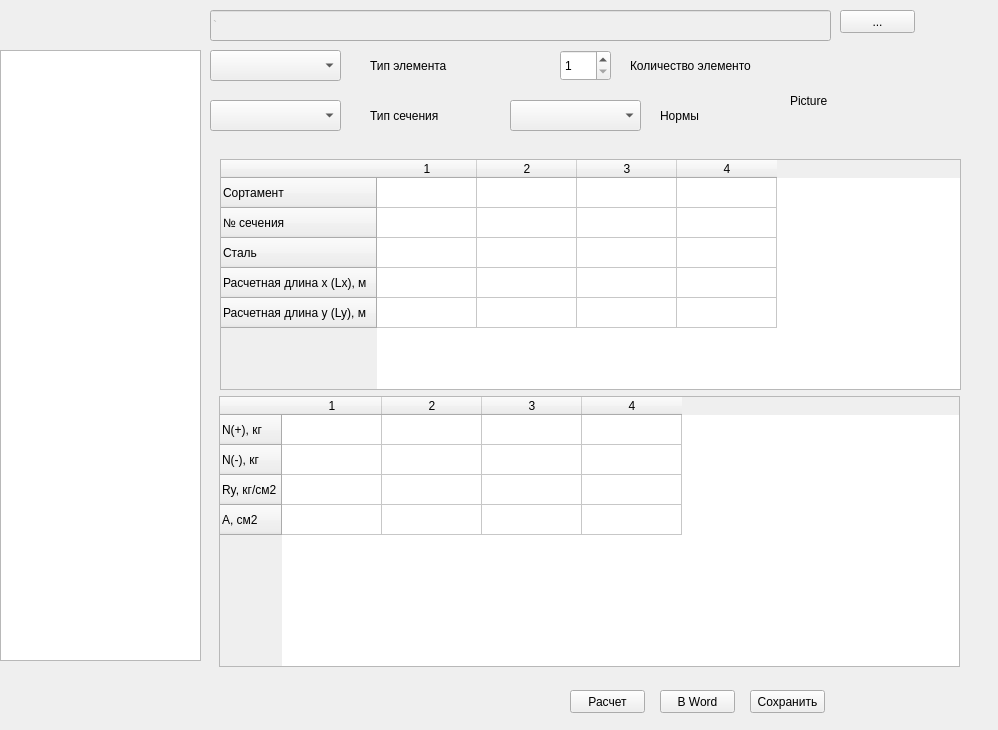
Qt form gui/solve_number_steel.ui (pyltsin/Construct) before a commit.
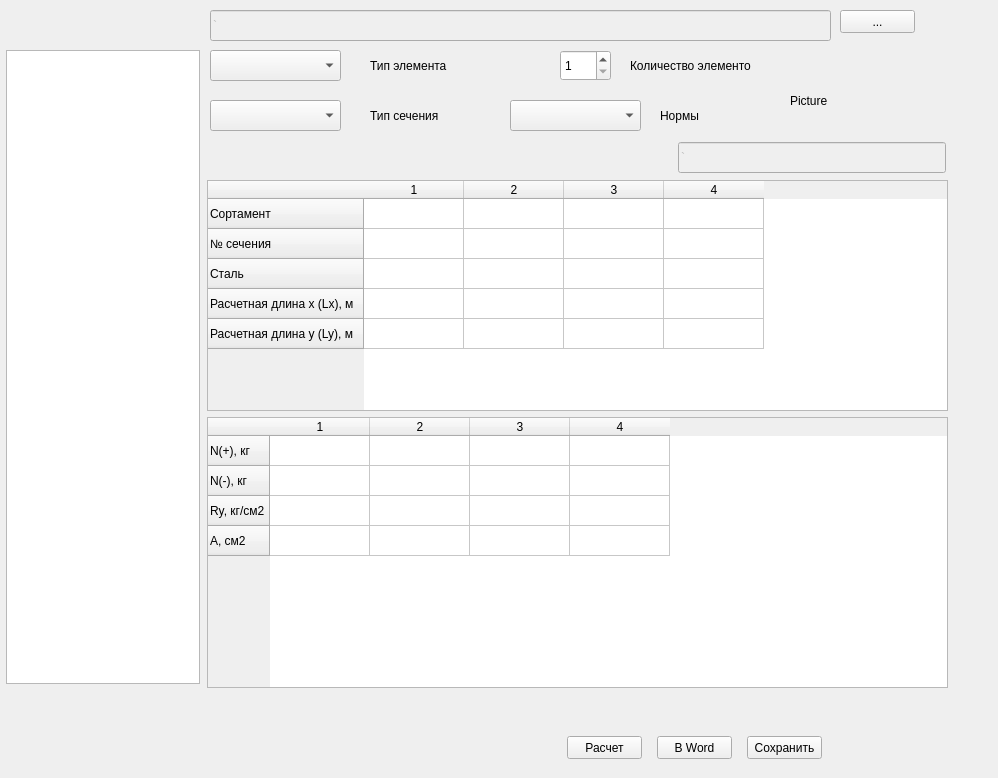
The same form after that commit.

```diff
--- a/gui/solve_number_steel.ui
+++ b/gui/solve_number_steel.ui
@@ -7,7 +7,7 @@
     <x>0</x>
     <y>0</y>
     <width>998</width>
-    <height>730</height>
+    <height>778</height>
    </rect>
   </property>
   <property name="windowTitle">
@@ -52,8 +52,8 @@
   <widget class="QTableWidget" name="input_table">
    <property name="geometry">
     <rect>
-     <x>220</x>
-     <y>159</y>
+     <x>207</x>
+     <y>180</y>
      <width>741</width>
      <height>231</height>
     </rect>
@@ -112,8 +112,8 @@
   <widget class="QTableWidget" name="output_table">
    <property name="geometry">
     <rect>
-     <x>219</x>
-     <y>396</y>
+     <x>207</x>
+     <y>417</y>
      <width>741</width>
      <height>271</height>
     </rect>
@@ -162,18 +162,18 @@
   <widget class="QListWidget" name="listWidget">
    <property name="geometry">
     <rect>
-     <x>0</x>
+     <x>6</x>
      <y>50</y>
-     <width>201</width>
-     <height>611</height>
+     <width>194</width>
+     <height>634</height>
     </rect>
    </property>
   </widget>
   <widget class="QPushButton" name="solve_button">
    <property name="geometry">
     <rect>
-     <x>570</x>
-     <y>690</y>
+     <x>567</x>
+     <y>736</y>
      <width>75</width>
      <height>23</height>
     </rect>
@@ -185,8 +185,8 @@
   <widget class="QPushButton" name="pushButton_2">
    <property name="geometry">
     <rect>
-     <x>660</x>
-     <y>690</y>
+     <x>657</x>
+     <y>736</y>
      <width>75</width>
      <height>23</height>
     </rect>
@@ -198,8 +198,8 @@
   <widget class="QPushButton" name="pushButton_3">
    <property name="geometry">
     <rect>
-     <x>750</x>
-     <y>690</y>
+     <x>747</x>
+     <y>736</y>
      <width>75</width>
      <height>23</height>
     </rect>
@@ -321,6 +321,31 @@
     </rect>
    </property>
   </widget>
+  <widget class="QLineEdit" name="text_error">
+   <property name="enabled">
+    <bool>false</bool>
+   </property>
+   <property name="geometry">
+    <rect>
+     <x>678</x>
+     <y>142</y>
+     <width>268</width>
+     <height>31</height>
+    </rect>
+   </property>
+   <property name="text">
+    <string>`</string>
+   </property>
+   <property name="cursorPosition">
+    <number>1</number>
+   </property>
+   <property name="dragEnabled">
+    <bool>false</bool>
+   </property>
+   <property name="readOnly">
+    <bool>true</bool>
+   </property>
+  </widget>
  </widget>
  <layoutdefault spacing="6" margin="9"/>
  <resources/>
```
